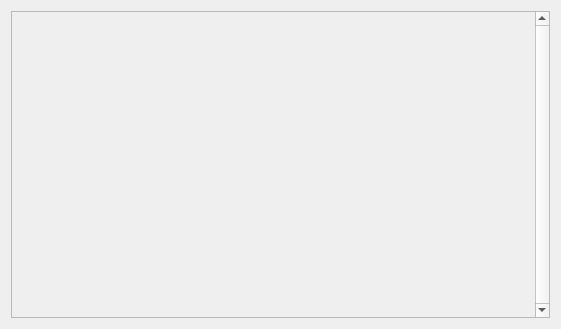
SkyBlue10/Taskbook, file category.ui: the form before one commit.
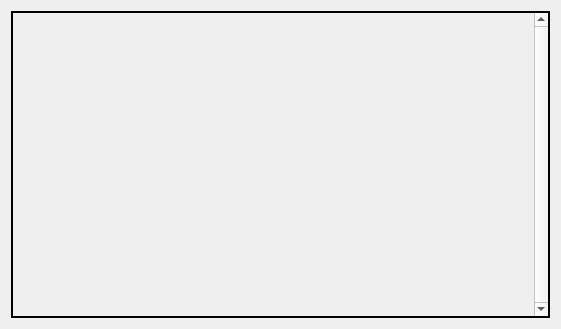
The form after the commit.

```diff
--- a/category.ui
+++ b/category.ui
@@ -16,6 +16,12 @@
 		<layout class="QVBoxLayout" name="verticalLayout_2">
 			<item>
 				<widget class="QScrollArea" name="qsaArea">
+     <property name="styleSheet">
+      <string notr="true">QScrollArea {
+border-style: solid;
+border-width: 2px;
+}</string>
+     </property>
 					<property name="verticalScrollBarPolicy">
 						<enum>Qt::ScrollBarAlwaysOn</enum>
 					</property>
@@ -30,8 +36,8 @@
 							<rect>
 								<x>0</x>
 								<y>0</y>
-								<width>524</width>
-								<height>309</height>
+        <width>522</width>
+        <height>307</height>
 							</rect>
 						</property>
 						<layout class="QVBoxLayout" name="verticalLayout">
```
Left out of the diff: 2 changed lines with no effect on the pictures. Lines whose indentation alone changed are shown as unchanged.
